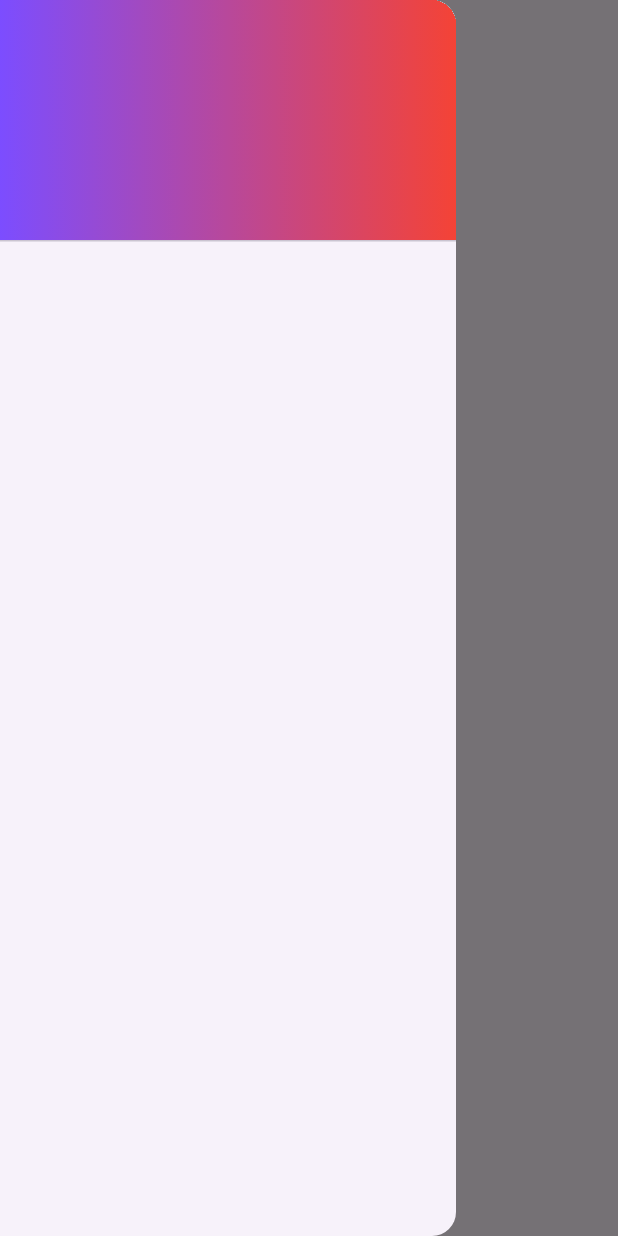
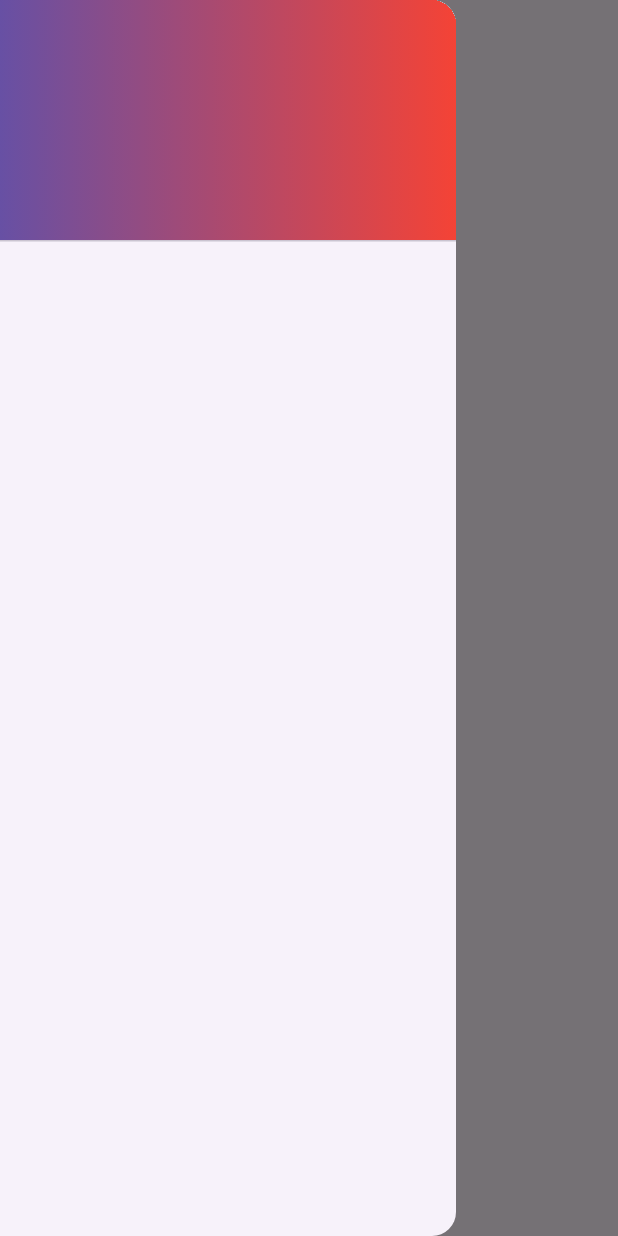
Before and after one commit to othmanetozy/WebRtc-Mobile, a Flutter app: the screen it shows after launch, with the side drawer open, on a phone screen of 412 x 824 dp. Run offline on Flutter 3.47's test engine with Material 3 defaults, Android fonts, the phone set to English and light mode, and no system bars.

Commit message:
adding drawer and degradations colors

```diff
--- a/lib/main.dart
+++ b/lib/main.dart
@@ -41,7 +41,7 @@ class HomePage extends StatelessWidget {
           DrawerHeader(
             child: Row(),
               decoration:BoxDecoration(
-                  gradient: LinearGradient(colors: [Colors.deepPurpleAccent,Colors.red])
+                  gradient: LinearGradient(colors: [Theme.of(context).primaryColor,Colors.red])
               ) ,
             ),
         ],
```
